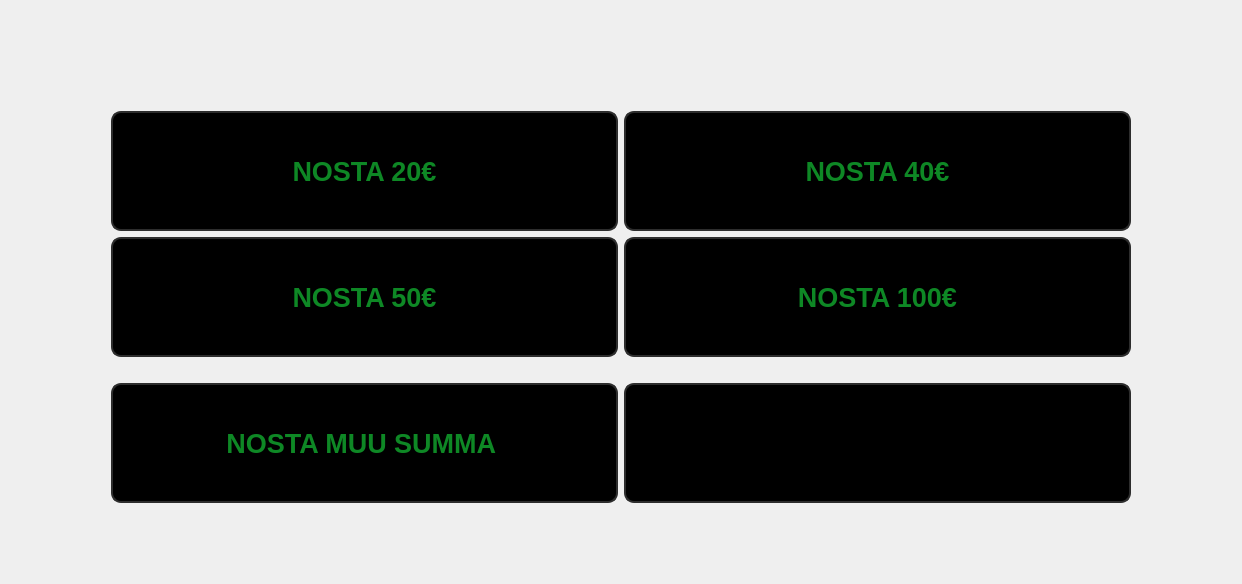
First picture: the form in frontend/withdraw.ui, repository 22kmo-project/group_15, before the edit.
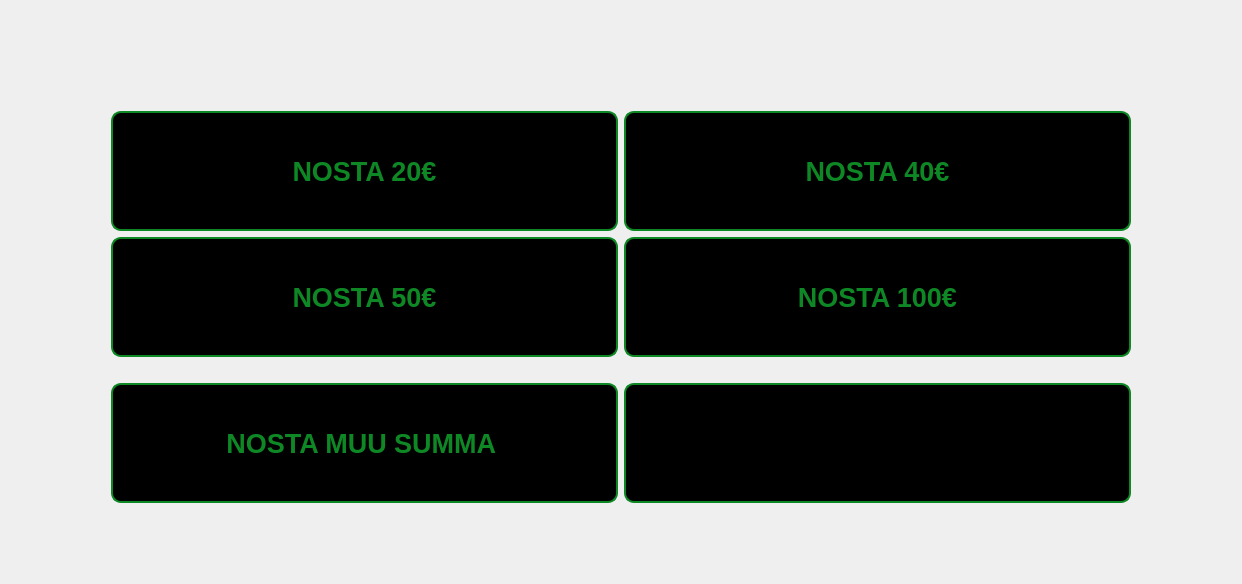
Second picture: the form after the edit. Icons and pictures are not drawn.

Diff of the .ui file:
```diff
--- a/frontend/withdraw.ui
+++ b/frontend/withdraw.ui
@@ -29,7 +29,7 @@
 color: rgb(14, 136, 37);
 border-style:solid;
 border-width: 2px;
-border-color: rgb(45, 45, 45);
+border-color: rgb(14, 136, 37);
 border-radius: 10px;
 padding: 2px 2px;
 }
@@ -264,7 +264,7 @@
      <property name="styleSheet">
       <string notr="true">border-style:solid;
 border-width: 2px;
-border-color: rgb(45, 45, 45);
+border-color: rgb(14, 136, 37);
 border-radius: 10px;
 padding: 2px 2px;
 color: rgb(14, 136, 37);
```
Left out of the diff: 2 changed lines with no effect on the pictures.
